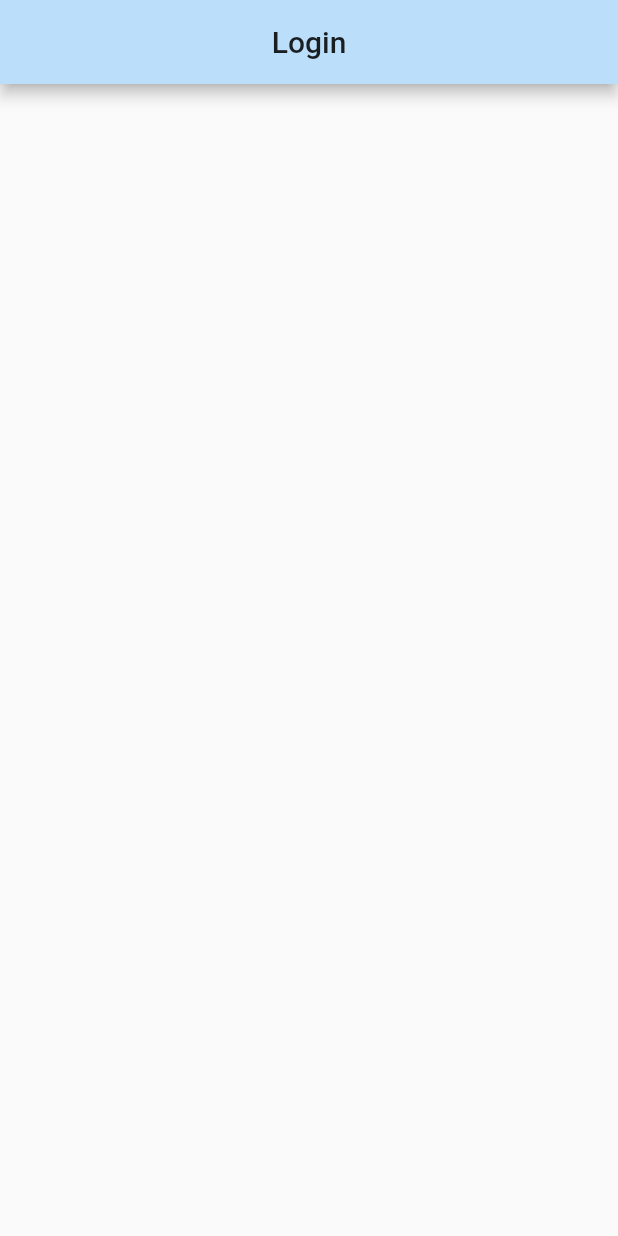
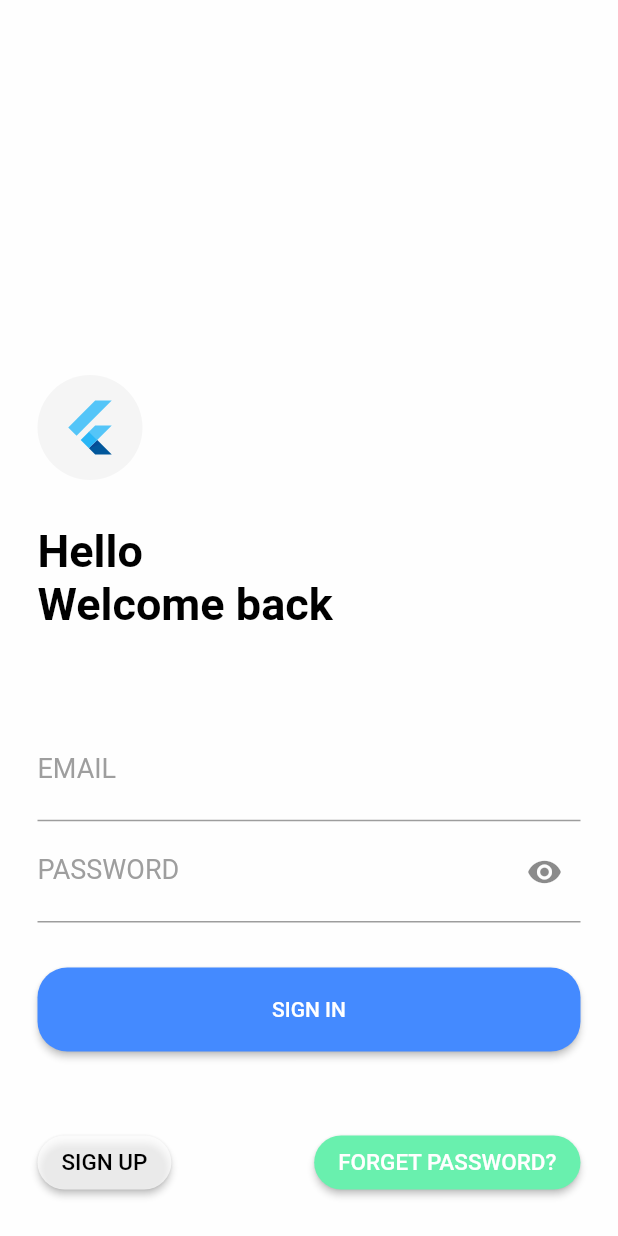
Before and after one commit to huynhminhvangit/flutter_form_login, a Flutter app: the screen it shows after launch, on a phone screen of 412 x 824 dp. Run offline on Flutter 3.47's test engine with Material 2 defaults, Android fonts, the phone set to English and light mode, and no system bars; missing offline and left inert: dart:ffi.

Commit message:
bai7 build login screen

```diff
--- a/lib/main.dart
+++ b/lib/main.dart
@@ -1,4 +1,8 @@
+import 'dart:ffi';
+
+import 'package:flutter/cupertino.dart';
 import 'package:flutter/material.dart';
+import 'package:flutter/rendering.dart';
 
 void main() {
   runApp(MyApp());
@@ -23,15 +27,147 @@ class Home extends StatefulWidget {
 }
 
 class _HomeState extends State<Home> {
+  TextEditingController usernameController = TextEditingController();
+  TextEditingController passwordController = TextEditingController();
+
+  bool isVisibility = true;
+
   @override
   Widget build(BuildContext context) {
+    final height = MediaQuery.of(context).size.height;
+
     return Scaffold(
-      appBar: AppBar(
-        title: Text('Login'),
-        centerTitle: true,
+      body: SingleChildScrollView(
+        child: Container(
+          padding: EdgeInsets.all(25),
+          height: height,
+          color: Colors.white70,
+          child: Column(
+            mainAxisAlignment: MainAxisAlignment.end,
+            crossAxisAlignment: CrossAxisAlignment.start,
+            children: [
+              Container(
+                width: 70,
+                height: 70,
+                padding: EdgeInsets.all(15),
+                child: FlutterLogo(),
+                decoration: BoxDecoration(
+                  shape: BoxShape.circle,
+                  color: Colors.grey.shade100,
+                ),
+              ),
+              SizedBox(
+                height: 30,
+              ),
+              Text(
+                'Hello',
+                style: TextStyle(
+                  fontWeight: FontWeight.bold,
+                  color: Colors.black,
+                  fontSize: 30,
+                ),
+              ),
+              Text(
+                'Welcome back',
+                style: TextStyle(
+                  fontWeight: FontWeight.bold,
+                  color: Colors.black,
+                  fontSize: 30,
+                ),
+              ),
+              SizedBox(
+                height: 60,
+              ),
+              TextField(
+                style: TextStyle(color: Colors.black, fontSize: 22),
+                controller: usernameController,
+                decoration: InputDecoration(
+                  labelText: 'EMAIL',
+                  hintText: 'example@mail.com',
+                  labelStyle:
+                      TextStyle(color: Colors.grey.shade500, fontSize: 18),
+                ),
+              ),
+              TextField(
+                style: TextStyle(color: Colors.black, fontSize: 22),
+                controller: passwordController,
+                obscureText: isVisibility,
+                decoration: InputDecoration(
+                    labelText: 'PASSWORD',
+                    labelStyle:
+                        TextStyle(color: Colors.grey.shade500, fontSize: 18),
+                    hintText: '********',
+                    suffixIcon: IconButton(
+                      icon: Icon(isVisibility
+                          ? Icons.visibility
+                          : Icons.visibility_off),
+                      onPressed: () {
+                        setState(() {
+                          isVisibility = !isVisibility;
+                        });
+                      },
+                    )),
+              ),
+              SizedBox(
+                height: 30,
+              ),
+              ElevatedButton(
+                style: ElevatedButton.styleFrom(
+                  primary: Colors.blueAccent,
+                  shape: RoundedRectangleBorder(
+                    borderRadius: BorderRadius.circular(20.0),
+                  ),
+                ),
+                onPressed: () {},
+                child: Container(
+                  alignment: Alignment.center,
+                  child: Padding(
+                    padding: EdgeInsets.only(
+                        left: 50, right: 50, top: 20, bottom: 20),
+                    child: Text('SIGN IN'),
+                  ),
+                ),
+              ),
+              SizedBox(
+                height: 50,
+              ),
+              Container(
+                child: Row(
+                  mainAxisAlignment: MainAxisAlignment.spaceBetween,
+                  children: [
+                    ElevatedButton(
+                      style: ElevatedButton.styleFrom(
+                        primary: Colors.white70,
+                        shape: RoundedRectangleBorder(
+                          borderRadius: BorderRadius.circular(20.0),
+                        ),
+                      ),
+                      onPressed: () {},
+                      child: Text(
+                        'SIGN UP',
+                        style: TextStyle(fontSize: 15, color: Colors.black),
+                      ),
+                    ),
+                    ElevatedButton(
+                      style: ElevatedButton.styleFrom(
+                        primary: Colors.greenAccent,
+                        shape: RoundedRectangleBorder(
+                          borderRadius: BorderRadius.circular(20.0),
+                        ),
+                      ),
+                      onPressed: () {},
+                      child: Text(
+                        'FORGET PASSWORD?',
+                        style: TextStyle(fontSize: 15, color: Colors.white),
+                      ),
+                    ),
+                  ],
+                ),
+              ),
+            ],
+          ),
+        ),
       ),
-      body: Center(),
     );
   }
-
 }
```
